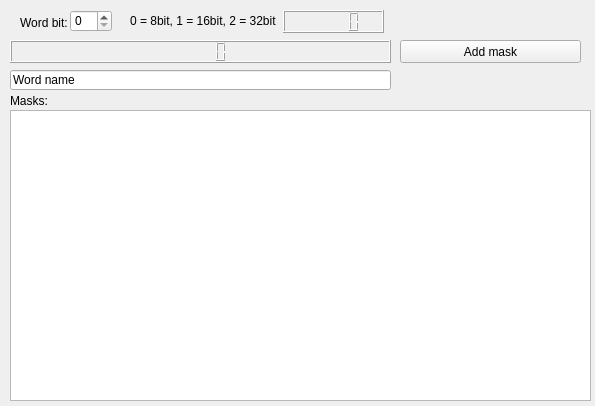
The window that bytesettingsform.ui (nghtsnw/etrodiag) describes before a commit, drawn with Qt 5.
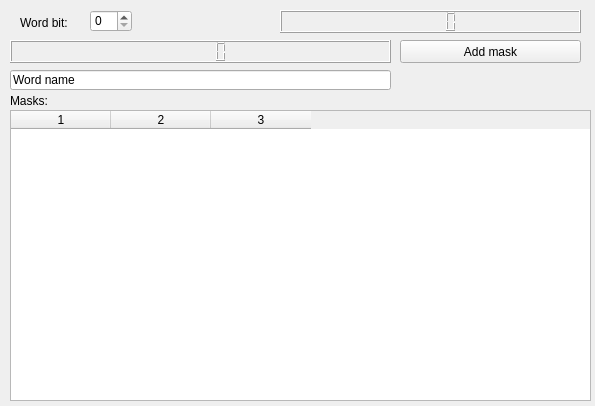
The same window after the commit.

Patch:
```diff
--- a/bytesettingsform.ui
+++ b/bytesettingsform.ui
@@ -18,7 +18,7 @@
     <rect>
      <x>20</x>
      <y>12</y>
-     <width>47</width>
+     <width>81</width>
      <height>21</height>
     </rect>
    </property>
@@ -29,7 +29,7 @@
   <widget class="QSpinBox" name="bitBox">
    <property name="geometry">
     <rect>
-     <x>70</x>
+     <x>90</x>
      <y>10</y>
      <width>42</width>
      <height>22</height>
@@ -51,25 +51,12 @@
     <number>10</number>
    </property>
   </widget>
-  <widget class="QLabel" name="label_2">
-   <property name="geometry">
-    <rect>
-     <x>130</x>
-     <y>10</y>
-     <width>151</width>
-     <height>21</height>
-    </rect>
-   </property>
-   <property name="text">
-    <string>0 = 8bit, 1 = 16bit, 2 = 32bit</string>
-   </property>
-  </widget>
   <widget class="QLCDNumber" name="hexNumber">
    <property name="geometry">
     <rect>
-     <x>283</x>
+     <x>280</x>
      <y>10</y>
-     <width>101</width>
+     <width>301</width>
      <height>23</height>
     </rect>
    </property>
@@ -123,7 +110,7 @@
     <string>Add mask</string>
    </property>
   </widget>
-  <widget class="QListWidget" name="masksWidget">
+  <widget class="QTableWidget" name="masksWidget">
    <property name="geometry">
     <rect>
      <x>10</x>
@@ -132,6 +119,18 @@
      <height>291</height>
     </rect>
    </property>
+   <property name="maximumSize">
+    <size>
+     <width>581</width>
+     <height>16777215</height>
+    </size>
+   </property>
+   <property name="columnCount">
+    <number>3</number>
+   </property>
+   <column/>
+   <column/>
+   <column/>
   </widget>
  </widget>
  <resources/>
```
